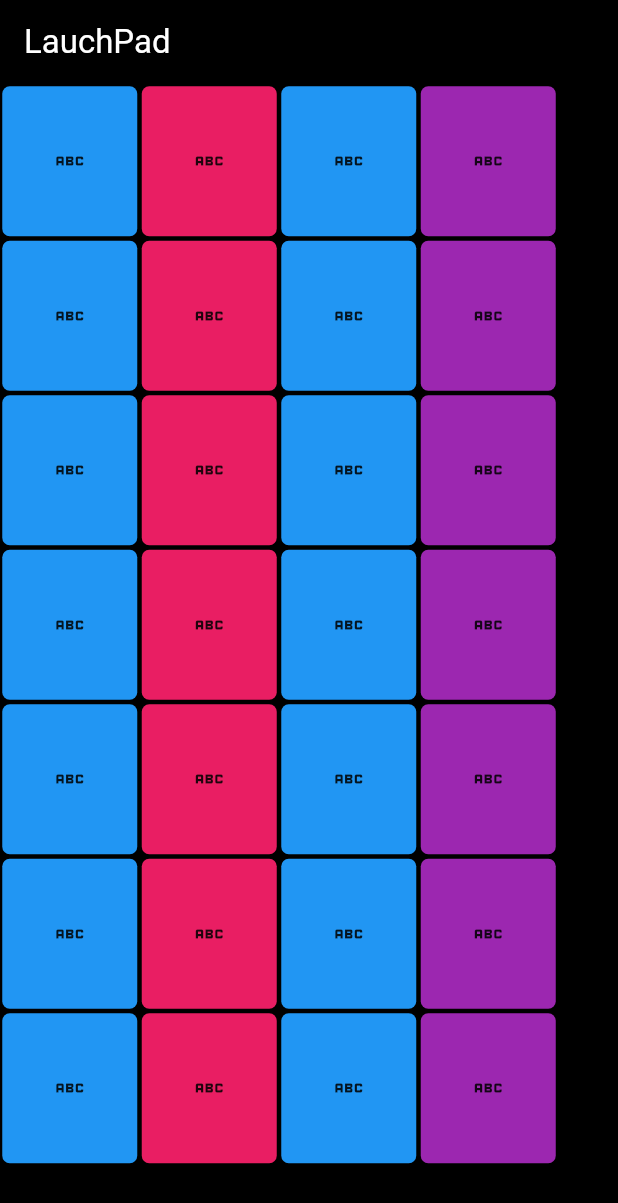
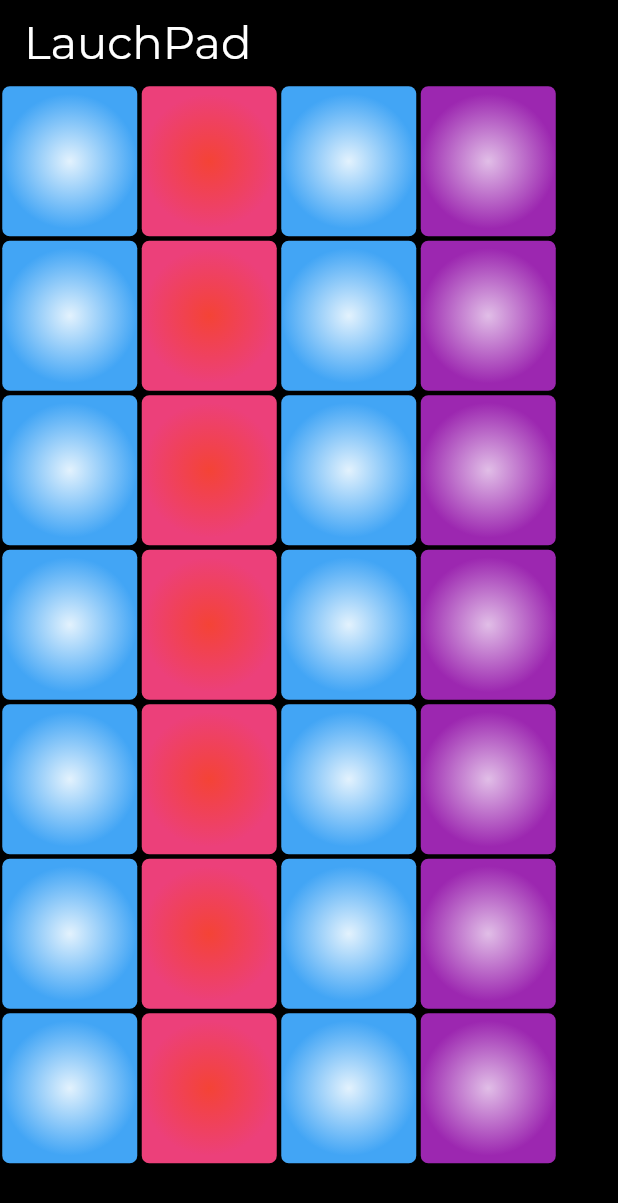
Before and after one commit to AritraSanyal/lauch_pad, a Flutter app: the screen it shows after launch, on a phone screen of 412 x 824 dp. Shown: the top 1203 px of the screen. Run offline on Flutter 3.47's test engine with Material 3 defaults, Android fonts, the phone set to English and light mode, and no system bars; our stand-ins replace google_fonts.

Commit message:
added sound pad widget and made changes
the added changes are reflection of sound pad widgets

```diff
--- a/lib/pages/lauch_pad.dart
+++ b/lib/pages/lauch_pad.dart
@@ -1,6 +1,6 @@
 import 'package:flutter/material.dart';
 import 'package:launch_pad/widgets/build_all_pads.dart';
-
+import 'package:google_fonts/google_fonts.dart';
 
 class LauchPad extends StatefulWidget {
   const LauchPad({super.key});
@@ -16,9 +16,11 @@
       backgroundColor: Colors.black,
       appBar: AppBar(
         title: Text("LauchPad",
-        style: TextStyle(
+        style: GoogleFonts.montserrat(
           color: Colors.white,
-        ),
+          fontSize: 30
+
+        )
         ),
         backgroundColor: Colors.black,
 
--- a/lib/widgets/build_all_pads.dart
+++ b/lib/widgets/build_all_pads.dart
@@ -10,14 +10,13 @@
   Widget build(BuildContext context) {
     return Column(
       children: [
-        buildRow4(),
-        buildRow4(),
-        buildRow4(),
-        buildRow4(),
-        buildRow4(),
-        buildRow4(),
-        buildRow4(),
-
+        buildRow4(soundList: ['1.mp3','2.mp3','3.mp3','4.mp3'],),
+        buildRow4(soundList: ['5.mp3','6.mp3','7.mp3','8.mp3'],),
+        buildRow4(soundList: ['9.mp3','10.mp3','11.mp3','12.mp3'],),
+        buildRow4(soundList: ['13.mp3','14.mp3','15.mp3','16.mp3'],),
+        buildRow4(soundList: ['17.mp3','18.mp3','19.mp3','20.wav'],),
+        buildRow4(soundList: ['21.wav','22.wav','23.wav','24.wav'],),
+        buildRow4(soundList: ['25.wav','26.wav','27.wav','28.wav'],),
       ],
     );
   }
--- a/lib/widgets/build_row_4.dart
+++ b/lib/widgets/build_row_4.dart
@@ -1,54 +1,21 @@
 import 'package:flutter/material.dart';
+import 'package:launch_pad/widgets/sound_pad.dart';
+
 class buildRow4 extends StatelessWidget {
+  final List<String> soundList;
   const buildRow4({
     super.key,
+    required this.soundList
   });
 
   @override
   Widget build(BuildContext context) {
     return Row(
       children: [
-        Container(
-          height: 100,
-          width: 90,
-          margin: EdgeInsets.all(1.5),
-          decoration: BoxDecoration(
-            borderRadius: BorderRadius.circular(5),
-            color: Colors.blue,
-          ),
-          child: Icon(Icons.abc),
-        ),
-
-        Container(
-          height: 100,
-          width: 90,
-          margin: EdgeInsets.all(1.5),
-          decoration: BoxDecoration(
-            borderRadius: BorderRadius.circular(5),
-            color: Colors.pink,
-          ),
-          child: Icon(Icons.abc),
-        ),
-        Container(
-          height: 100,
-          width: 90,
-          margin: EdgeInsets.all(1.5),
-          decoration: BoxDecoration(
-            borderRadius: BorderRadius.circular(5),
-            color: Colors.blue,
-          ),
-          child: Icon(Icons.abc),
-        ),
-        Container(
-          height: 100,
-          width: 90,
-          margin: EdgeInsets.all(1.5),
-          decoration: BoxDecoration(
-            borderRadius: BorderRadius.circular(5),
-            color: Colors.purple,
-          ),
-          child: Icon(Icons.abc),
-        ),
+        soundPad(soundFile: soundList[0],colorList: [Colors.blue[50]!, Colors.blue[400]!],),
+        soundPad(soundFile: soundList[1],colorList: [Colors.red, Colors.pink[400]!],),
+        soundPad(soundFile: soundList[2],colorList: [Colors.blue[50]!, Colors.blue[400]!],),
+        soundPad(soundFile: soundList[3],colorList: [Colors.purple[100]!, Colors.purple],)
       ],
     );
   }
--- /dev/null
+++ b/lib/widgets/sound_pad.dart
@@ -0,0 +1,34 @@
+import 'package:flutter/material.dart';
+
+class soundPad extends StatefulWidget {
+  final String soundFile;
+  final List<Color> colorList;
+
+  const soundPad({
+    super.key,
+    required this.soundFile,
+    required this.colorList
+  });
+
+  @override
+  State<soundPad> createState() => _soundPadState();
+}
+
+class _soundPadState extends State<soundPad> {
+
+
+  @override
+  Widget build(BuildContext context) {
+    return Container(
+      height: 100,
+      width: 90,
+      margin: EdgeInsets.all(1.5),
+      decoration: BoxDecoration(
+        borderRadius: BorderRadius.circular(5),
+        gradient: RadialGradient(
+          colors:widget.colorList,
+          radius: 0.5),
+      ),
+    );
+  }
+}
```
